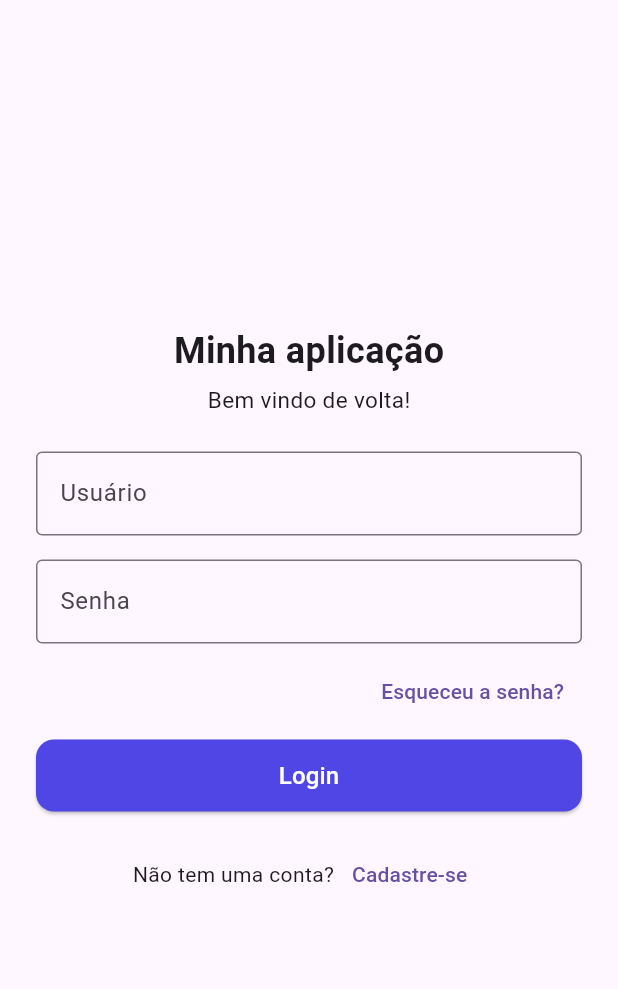
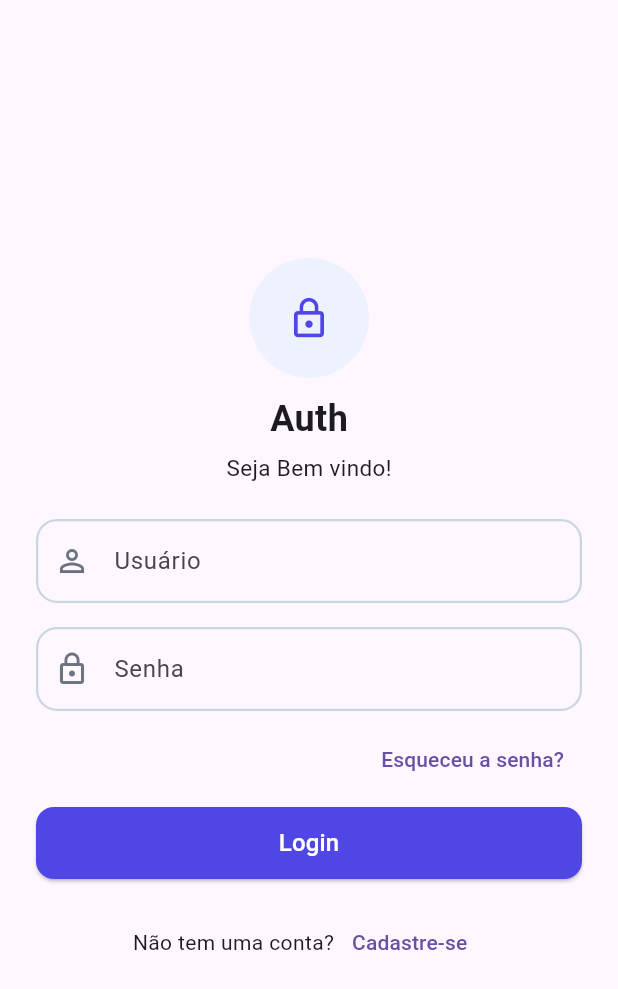
Before and after one commit to Vanessa-Maria2/AppAutenticao, a Flutter app: the screen it shows after launch, on a phone screen of 412 x 824 dp. Shown: the top 989 px of the screen. Run offline on Flutter 3.47's test engine with Material 3 defaults, Android fonts, the phone set to English and light mode, and no system bars.

Commit message:
feat: adiciona ícone central e melhora estilo dos botões e bordas

```diff
--- a/lib/login_screen.dart
+++ b/lib/login_screen.dart
@@ -12,25 +12,46 @@ class _LoginScreenState extends State<LoginScreen> {
   Widget build(BuildContext context) {
     return Scaffold(
       body: Center(
+        child: SingleChildScrollView(
           child: Padding(
             padding: EdgeInsets.all(24),
             child: Column(
               mainAxisSize: MainAxisSize.min,
               children: [
+                CircleAvatar(
+                  radius: 40,
+                  backgroundColor: Color(0xFFEEF2FF),
+                  child: Icon(
+                    Icons.lock_outline,
+                    size: 30,
+                    color: Color(0xFF4F46E5),
+                  ),
+                ),
+                SizedBox(height: 10),
                 Text(
-                'Minha aplicação',
+                  'Auth',
                   style: TextStyle(fontSize: 24, fontWeight: FontWeight.bold),
                 ),
                 SizedBox(height: 5),
                 Text(
-                'Bem vindo de volta!',
+                  'Seja Bem vindo!',
                   style: TextStyle(fontSize: 15, fontWeight: FontWeight.normal),
                 ),
                 SizedBox(height: 24),
                 TextField(
                   decoration: InputDecoration(
                     labelText: 'Usuário',
-                  border: OutlineInputBorder(),
+                    border: OutlineInputBorder(
+                      borderRadius: BorderRadius.circular(14),
+                    ),
+                    enabledBorder: OutlineInputBorder(
+                      borderRadius: BorderRadius.circular(14),
+                      borderSide: BorderSide(
+                        color: Color(0xFFCBD5E1),
+                        width: 1.5,
+                      ),
+                    ),
+                    prefixIcon: Icon(Icons.person_outline,  color: Color(0xFF6B7280)),
                   ),
                 ),
                 SizedBox(height: 16),
@@ -38,7 +59,17 @@ class _LoginScreenState extends State<LoginScreen> {
                   obscureText: true,
                   decoration: InputDecoration(
                     labelText: 'Senha',
-                  border: OutlineInputBorder(),
+                    border: OutlineInputBorder(
+                      borderRadius: BorderRadius.circular(14),
+                    ),
+                    enabledBorder: OutlineInputBorder(
+                      borderRadius: BorderRadius.circular(14),
+                      borderSide: BorderSide(
+                        color: Color(0xFFCBD5E1),
+                        width: 1.5,
+                      ),
+                    ),
+                    prefixIcon: Icon(Icons.lock_outline, color: Color(0xFF6B7280)),
                   ),
                 ),
                 SizedBox(height: 8),
@@ -80,6 +111,7 @@ class _LoginScreenState extends State<LoginScreen> {
             ),
           ),
         ),
+      ),
     );
   }
 }
```
Lines whose indentation alone changed are shown as unchanged.
